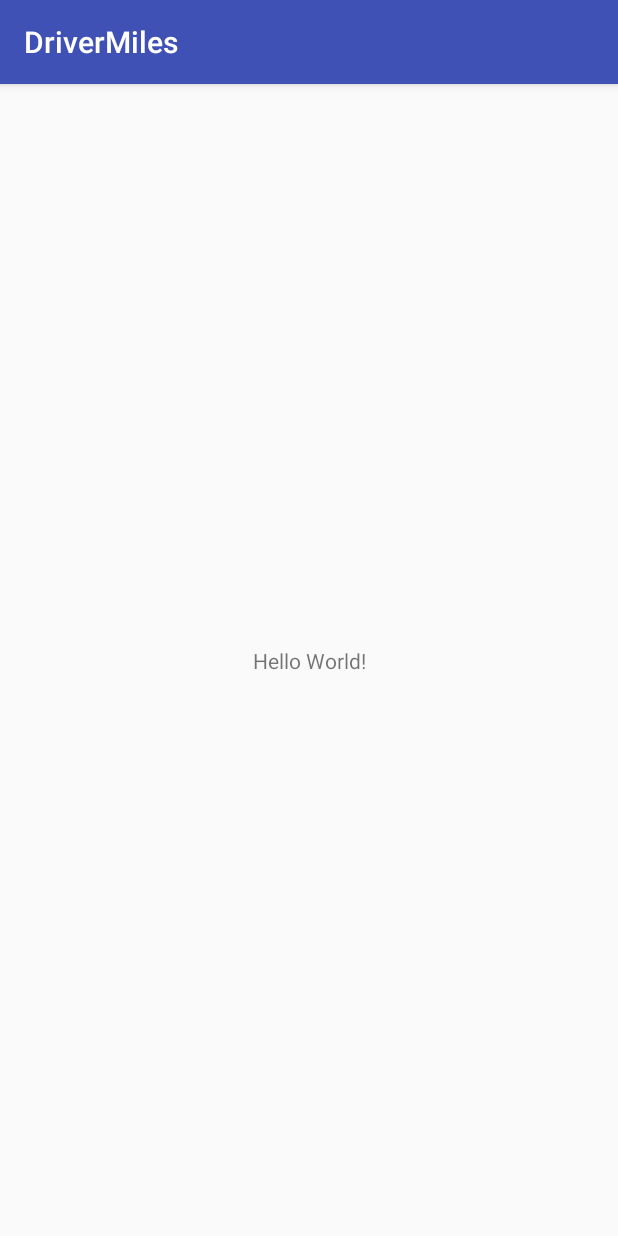
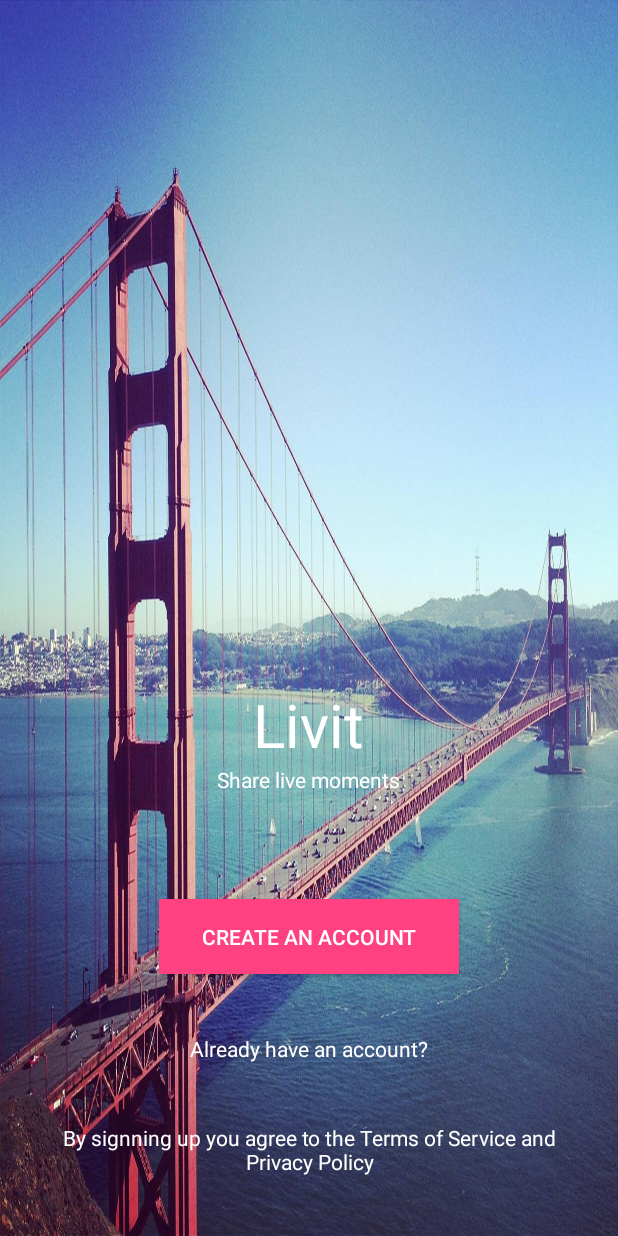
Before and after one commit to lixw1021/DriverMiles, an Android app: the screen it shows after launch (MainActivity), on a phone screen of 412 x 824 dp. Run offline under Robolectric (Android 15) with nearby library versions, the phone set to English and light mode, and no system bars; our stand-ins replace ButterKnife.

Commit message:
complete login UI

```diff
--- a/app/build.gradle
+++ b/app/build.gradle
@@ -25,4 +25,6 @@ dependencies {
     testImplementation 'junit:junit:4.12'
     androidTestImplementation 'com.android.support.test:runner:1.0.1'
     androidTestImplementation 'com.android.support.test.espresso:espresso-core:3.0.1'
+    compile 'com.jakewharton:butterknife:8.8.1'
+    annotationProcessor 'com.jakewharton:butterknife-compiler:8.8.1'
 }
--- a/app/src/main/java/com/xianwei/drivermiles/MainActivity.java
+++ b/app/src/main/java/com/xianwei/drivermiles/MainActivity.java
@@ -2,6 +2,10 @@ package com.xianwei.drivermiles;
 
 import android.support.v7.app.AppCompatActivity;
 import android.os.Bundle;
+import android.view.WindowManager;
+
+import butterknife.ButterKnife;
+import butterknife.OnClick;
 
 public class MainActivity extends AppCompatActivity {
 
@@ -9,5 +13,15 @@ public class MainActivity extends AppCompatActivity {
     protected void onCreate(Bundle savedInstanceState) {
         super.onCreate(savedInstanceState);
         setContentView(R.layout.activity_main);
+        ButterKnife.bind(this);
+        getWindow().setFlags(
+                WindowManager.LayoutParams.FLAG_LAYOUT_NO_LIMITS,
+                WindowManager.LayoutParams.FLAG_LAYOUT_NO_LIMITS
+        );
+    }
+
+    @OnClick(R.id.btn_create_account)
+    void createAccount(){
+
     }
 }
--- a/app/src/main/res/layout/activity_main.xml
+++ b/app/src/main/res/layout/activity_main.xml
@@ -1,18 +1,52 @@
 <?xml version="1.0" encoding="utf-8"?>
-<android.support.constraint.ConstraintLayout xmlns:android="http://schemas.android.com/apk/res/android"
-    xmlns:app="http://schemas.android.com/apk/res-auto"
+<LinearLayout xmlns:android="http://schemas.android.com/apk/res/android"
     xmlns:tools="http://schemas.android.com/tools"
     android:layout_width="match_parent"
     android:layout_height="match_parent"
+    android:background="@drawable/login_background"
+    android:gravity="center_horizontal|bottom"
+    android:orientation="vertical"
     tools:context="com.xianwei.drivermiles.MainActivity">
 
     <TextView
         android:layout_width="wrap_content"
         android:layout_height="wrap_content"
-        android:text="Hello World!"
-        app:layout_constraintBottom_toBottomOf="parent"
-        app:layout_constraintLeft_toLeftOf="parent"
-        app:layout_constraintRight_toRightOf="parent"
-        app:layout_constraintTop_toTopOf="parent" />
+        android:layout_gravity="center"
+        android:text="Livit"
+        android:textColor="@color/colorWhite"
+        android:textSize="40sp" />
 
-</android.support.constraint.ConstraintLayout>
+    <TextView
+        android:layout_width="wrap_content"
+        android:layout_height="wrap_content"
+        android:layout_gravity="center"
+        android:text="Share live moments"
+        android:textColor="@color/colorWhite" />
+
+    <Button
+        android:id="@+id/btn_create_account"
+        android:layout_width="200dp"
+        android:layout_height="50dp"
+        android:layout_marginBottom="40dp"
+        android:layout_marginTop="70dp"
+        android:background="@color/colorAccent"
+        android:text="Create an account"
+        android:textColor="@color/colorWhite" />
+
+    <TextView
+        android:layout_width="wrap_content"
+        android:layout_height="wrap_content"
+        android:layout_marginBottom="40dp"
+        android:text="Already have an account?"
+        android:textColor="@color/colorWhite" />
+
+    <TextView
+        android:layout_width="wrap_content"
+        android:layout_height="wrap_content"
+        android:layout_marginBottom="40dp"
+        android:layout_marginEnd="40dp"
+        android:layout_marginStart="40dp"
+        android:gravity="center"
+        android:text="By signning up you agree to the Terms of Service and Privacy Policy"
+        android:textColor="@color/colorWhite" />
+</LinearLayout>
--- a/app/src/main/res/values/colors.xml
+++ b/app/src/main/res/values/colors.xml
@@ -3,4 +3,6 @@
     <color name="colorPrimary">#3F51B5</color>
     <color name="colorPrimaryDark">#303F9F</color>
     <color name="colorAccent">#FF4081</color>
+    <color name="colorWhite">#FFFFFF</color>
+
 </resources>
--- a/app/src/main/res/values/styles.xml
+++ b/app/src/main/res/values/styles.xml
@@ -1,7 +1,7 @@
 <resources>
 
     <!-- Base application theme. -->
-    <style name="AppTheme" parent="Theme.AppCompat.Light.DarkActionBar">
+    <style name="AppTheme" parent="Theme.AppCompat.Light.NoActionBar">
         <!-- Customize your theme here. -->
         <item name="colorPrimary">@color/colorPrimary</item>
         <item name="colorPrimaryDark">@color/colorPrimaryDark</item>
```
Also changed, not shown: app/src/main/res/drawable/login_background.jpg (added).
